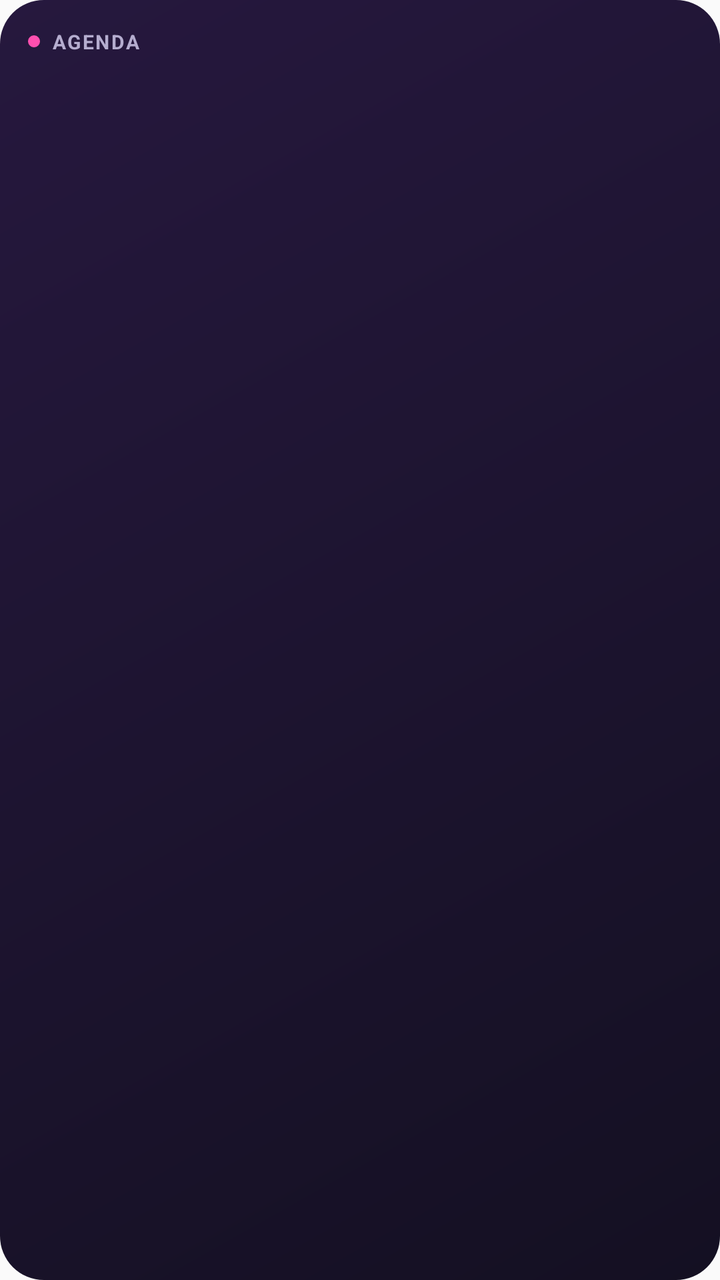
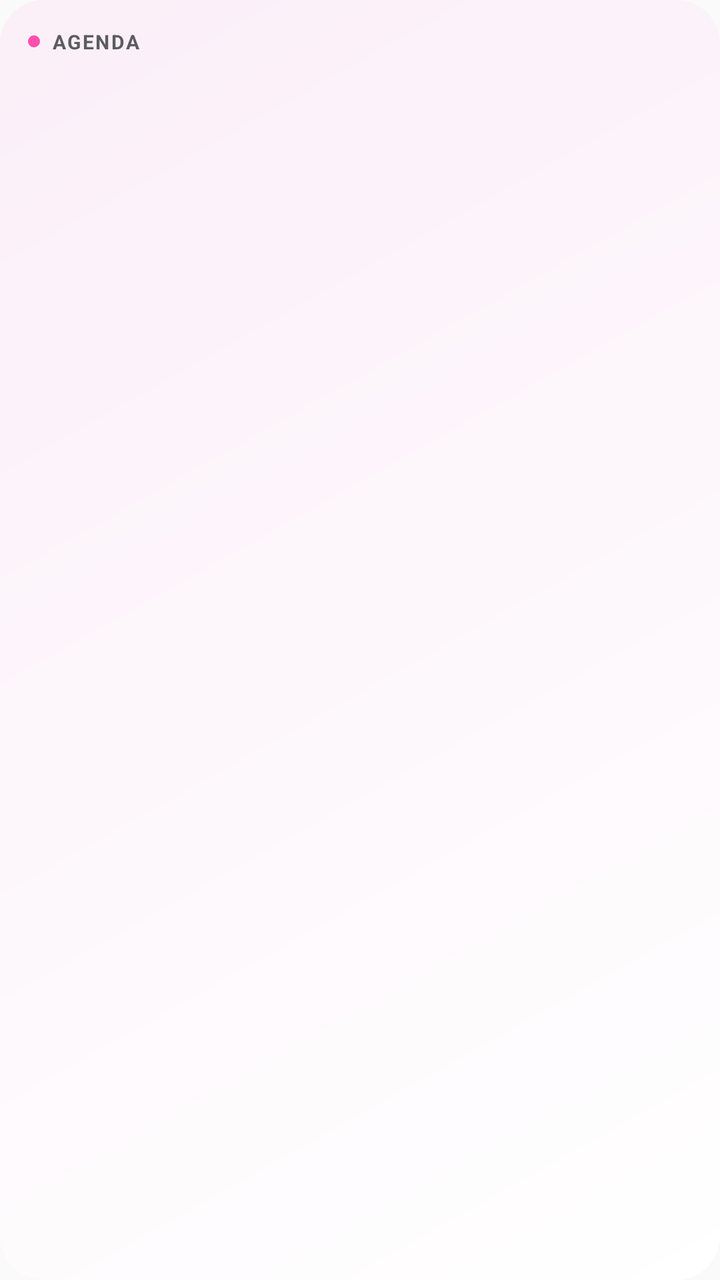

Compare the two renders of this Android layout. The source of the first and the diff that turns it into the second are given below.
<!-- AndroidManifest.xml: application theme AppTheme -->
<!-- res/layout/widget_agenda.xml -->
<?xml version="1.0" encoding="utf-8"?>
<LinearLayout xmlns:android="http://schemas.android.com/apk/res/android"
    android:id="@+id/widget_root"
    android:layout_width="match_parent"
    android:layout_height="match_parent"
    android:background="@drawable/widget_background"
    android:orientation="vertical"
    android:padding="14dp">
        <LinearLayout
            android:layout_width="match_parent"
            android:layout_height="wrap_content"
            android:gravity="center_vertical"
            android:orientation="horizontal">
            <ImageView
                android:layout_width="6dp"
                android:layout_height="6dp"
                android:layout_marginEnd="6dp"
                android:src="@drawable/widget_dot"
                android:importantForAccessibility="no" />
            <TextView
                android:id="@+id/widget_eyebrow"
                android:layout_width="wrap_content"
                android:layout_height="wrap_content"
                android:letterSpacing="0.08"
                android:text="AGENDA"
                android:textColor="#FFB5ADCF"
                android:textSize="10sp"
                android:textStyle="bold" />
        </LinearLayout>
    <TextView
        android:id="@+id/widget_empty"
        android:layout_width="match_parent"
        android:layout_height="0dp"
        android:layout_weight="1"
        android:gravity="center_vertical"
        android:text="Nada marcado por enquanto.\nConfirme presença num evento ou crie um encontro."
        android:textColor="#FFB5ADCF"
        android:textSize="13sp"
        android:visibility="gone" />
    <LinearLayout
        android:id="@+id/widget_row1"
        android:layout_width="match_parent"
        android:layout_height="wrap_content"
        android:layout_marginTop="8dp"
        android:gravity="center_vertical"
        android:orientation="horizontal"
        android:visibility="gone">
        <FrameLayout
            android:id="@+id/widget_row1_bar"
            android:layout_width="4dp"
            android:layout_height="30dp"
            android:layout_marginEnd="10dp"
            android:background="@drawable/widget_bar_meetup" />
        <LinearLayout
            android:layout_width="0dp"
            android:layout_height="wrap_content"
            android:layout_weight="1"
            android:orientation="vertical">
            <TextView
                android:id="@+id/widget_row1_title"
                android:layout_width="match_parent"
                android:layout_height="wrap_content"
                android:maxLines="1"
                android:ellipsize="end"
                android:textColor="#FFF7F3FF"
                android:textSize="14sp"
                android:textStyle="bold" />
            <TextView
                android:id="@+id/widget_row1_sub"
                android:layout_width="match_parent"
                android:layout_height="wrap_content"
                android:maxLines="1"
                android:ellipsize="end"
                android:textColor="#FFB5ADCF"
                android:textSize="12sp" />
        </LinearLayout>
    </LinearLayout>
    <LinearLayout
        android:id="@+id/widget_row2"
        android:layout_width="match_parent"
        android:layout_height="wrap_content"
        android:layout_marginTop="8dp"
        android:gravity="center_vertical"
        android:orientation="horizontal"
        android:visibility="gone">
        <FrameLayout
            android:id="@+id/widget_row2_bar"
            android:layout_width="4dp"
            android:layout_height="30dp"
            android:layout_marginEnd="10dp"
            android:background="@drawable/widget_bar_meetup" />
        <LinearLayout
            android:layout_width="0dp"
            android:layout_height="wrap_content"
            android:layout_weight="1"
            android:orientation="vertical">
            <TextView
                android:id="@+id/widget_row2_title"
                android:layout_width="match_parent"
                android:layout_height="wrap_content"
                android:maxLines="1"
                android:ellipsize="end"
                android:textColor="#FFF7F3FF"
                android:textSize="14sp"
                android:textStyle="bold" />
            <TextView
                android:id="@+id/widget_row2_sub"
                android:layout_width="match_parent"
                android:layout_height="wrap_content"
                android:maxLines="1"
                android:ellipsize="end"
                android:textColor="#FFB5ADCF"
                android:textSize="12sp" />
        </LinearLayout>
    </LinearLayout>
    <LinearLayout
        android:id="@+id/widget_row3"
        android:layout_width="match_parent"
        android:layout_height="wrap_content"
        android:layout_marginTop="8dp"
        android:gravity="center_vertical"
        android:orientation="horizontal"
        android:visibility="gone">
        <FrameLayout
            android:id="@+id/widget_row3_bar"
            android:layout_width="4dp"
            android:layout_height="30dp"
            android:layout_marginEnd="10dp"
            android:background="@drawable/widget_bar_meetup" />
        <LinearLayout
            android:layout_width="0dp"
            android:layout_height="wrap_content"
            android:layout_weight="1"
            android:orientation="vertical">
            <TextView
                android:id="@+id/widget_row3_title"
                android:layout_width="match_parent"
                android:layout_height="wrap_content"
                android:maxLines="1"
                android:ellipsize="end"
                android:textColor="#FFF7F3FF"
                android:textSize="14sp"
                android:textStyle="bold" />
            <TextView
                android:id="@+id/widget_row3_sub"
                android:layout_width="match_parent"
                android:layout_height="wrap_content"
                android:maxLines="1"
                android:ellipsize="end"
                android:textColor="#FFB5ADCF"
                android:textSize="12sp" />
        </LinearLayout>
    </LinearLayout>
    <LinearLayout
        android:id="@+id/widget_row4"
        android:layout_width="match_parent"
        android:layout_height="wrap_content"
        android:layout_marginTop="8dp"
        android:gravity="center_vertical"
        android:orientation="horizontal"
        android:visibility="gone">
        <FrameLayout
            android:id="@+id/widget_row4_bar"
            android:layout_width="4dp"
            android:layout_height="30dp"
            android:layout_marginEnd="10dp"
            android:background="@drawable/widget_bar_meetup" />
        <LinearLayout
            android:layout_width="0dp"
            android:layout_height="wrap_content"
            android:layout_weight="1"
            android:orientation="vertical">
            <TextView
                android:id="@+id/widget_row4_title"
                android:layout_width="match_parent"
                android:layout_height="wrap_content"
                android:maxLines="1"
                android:ellipsize="end"
                android:textColor="#FFF7F3FF"
                android:textSize="14sp"
                android:textStyle="bold" />
            <TextView
                android:id="@+id/widget_row4_sub"
                android:layout_width="match_parent"
                android:layout_height="wrap_content"
                android:maxLines="1"
                android:ellipsize="end"
                android:textColor="#FFB5ADCF"
                android:textSize="12sp" />
        </LinearLayout>
    </LinearLayout>
    <LinearLayout
        android:id="@+id/widget_row5"
        android:layout_width="match_parent"
        android:layout_height="wrap_content"
        android:layout_marginTop="8dp"
        android:gravity="center_vertical"
        android:orientation="horizontal"
        android:visibility="gone">
        <FrameLayout
            android:id="@+id/widget_row5_bar"
            android:layout_width="4dp"
            android:layout_height="30dp"
            android:layout_marginEnd="10dp"
            android:background="@drawable/widget_bar_meetup" />
        <LinearLayout
            android:layout_width="0dp"
            android:layout_height="wrap_content"
            android:layout_weight="1"
            android:orientation="vertical">
            <TextView
                android:id="@+id/widget_row5_title"
                android:layout_width="match_parent"
                android:layout_height="wrap_content"
                android:maxLines="1"
                android:ellipsize="end"
                android:textColor="#FFF7F3FF"
                android:textSize="14sp"
                android:textStyle="bold" />
            <TextView
                android:id="@+id/widget_row5_sub"
                android:layout_width="match_parent"
                android:layout_height="wrap_content"
                android:maxLines="1"
                android:ellipsize="end"
                android:textColor="#FFB5ADCF"
                android:textSize="12sp" />
        </LinearLayout>
    </LinearLayout>
</LinearLayout>
<!-- resources referenced by this layout -->
<resources>
  <!-- drawable widget_background (drawable) -->
  <?xml version="1.0" encoding="utf-8"?>
  <shape xmlns:android="http://schemas.android.com/apk/res/android" android:shape="rectangle">
      <gradient android:angle="315" android:startColor="#FF26183E" android:endColor="#FF141022" />
      <corners android:radius="22dp" />
  </shape>
  <!-- drawable widget_bar_meetup (drawable) -->
  <?xml version="1.0" encoding="utf-8"?>
  <shape xmlns:android="http://schemas.android.com/apk/res/android" android:shape="rectangle">
      <solid android:color="#FFFF4FB0" />
      <corners android:radius="2dp" />
  </shape>
  <!-- drawable widget_dot (drawable) -->
  <?xml version="1.0" encoding="utf-8"?>
  <shape xmlns:android="http://schemas.android.com/apk/res/android" android:shape="oval">
      <solid android:color="#FFFF4FB0" />
      <size android:width="6dp" android:height="6dp" />
  </shape>
  <style name="AppTheme" parent="Theme.AppCompat.Light.DarkActionBar">
          
          <item name="colorPrimary">@color/colorPrimary</item>
          <item name="colorPrimaryDark">@color/colorPrimaryDark</item>
          <item name="colorAccent">@color/colorAccent</item>
      </style>
</resources>

<!-- the commit's change to res/layout/widget_agenda.xml (unified diff, before → after) -->
@@ -23,7 +23,7 @@
                 android:layout_height="wrap_content"
                 android:letterSpacing="0.08"
                 android:text="AGENDA"
-                android:textColor="#FFB5ADCF"
+                android:textColor="@color/widget_muted"
                 android:textSize="10sp"
                 android:textStyle="bold" />
         </LinearLayout>
@@ -34,7 +34,7 @@
         android:layout_weight="1"
         android:gravity="center_vertical"
         android:text="Nada marcado por enquanto.\nConfirme presença num evento ou crie um encontro."
-        android:textColor="#FFB5ADCF"
+        android:textColor="@color/widget_muted"
         android:textSize="13sp"
         android:visibility="gone" />
     <LinearLayout
@@ -62,7 +62,7 @@
                 android:layout_height="wrap_content"
                 android:maxLines="1"
                 android:ellipsize="end"
-                android:textColor="#FFF7F3FF"
+                android:textColor="@color/widget_ink"
                 android:textSize="14sp"
                 android:textStyle="bold" />
             <TextView
@@ -71,7 +71,7 @@
                 android:layout_height="wrap_content"
                 android:maxLines="1"
                 android:ellipsize="end"
-                android:textColor="#FFB5ADCF"
+                android:textColor="@color/widget_muted"
                 android:textSize="12sp" />
         </LinearLayout>
     </LinearLayout>
@@ -100,7 +100,7 @@
                 android:layout_height="wrap_content"
                 android:maxLines="1"
                 android:ellipsize="end"
-                android:textColor="#FFF7F3FF"
+                android:textColor="@color/widget_ink"
                 android:textSize="14sp"
                 android:textStyle="bold" />
             <TextView
@@ -109,7 +109,7 @@
                 android:layout_height="wrap_content"
                 android:maxLines="1"
                 android:ellipsize="end"
-                android:textColor="#FFB5ADCF"
+                android:textColor="@color/widget_muted"
                 android:textSize="12sp" />
         </LinearLayout>
     </LinearLayout>
@@ -138,7 +138,7 @@
                 android:layout_height="wrap_content"
                 android:maxLines="1"
                 android:ellipsize="end"
-                android:textColor="#FFF7F3FF"
+                android:textColor="@color/widget_ink"
                 android:textSize="14sp"
                 android:textStyle="bold" />
             <TextView
@@ -147,7 +147,7 @@
                 android:layout_height="wrap_content"
                 android:maxLines="1"
                 android:ellipsize="end"
-                android:textColor="#FFB5ADCF"
+                android:textColor="@color/widget_muted"
                 android:textSize="12sp" />
         </LinearLayout>
     </LinearLayout>
@@ -176,7 +176,7 @@
                 android:layout_height="wrap_content"
                 android:maxLines="1"
                 android:ellipsize="end"
-                android:textColor="#FFF7F3FF"
+                android:textColor="@color/widget_ink"
                 android:textSize="14sp"
                 android:textStyle="bold" />
             <TextView
@@ -185,7 +185,7 @@
                 android:layout_height="wrap_content"
                 android:maxLines="1"
                 android:ellipsize="end"
-                android:textColor="#FFB5ADCF"
+                android:textColor="@color/widget_muted"
                 android:textSize="12sp" />
         </LinearLayout>
     </LinearLayout>
@@ -214,7 +214,7 @@
                 android:layout_height="wrap_content"
                 android:maxLines="1"
                 android:ellipsize="end"
-                android:textColor="#FFF7F3FF"
+                android:textColor="@color/widget_ink"
                 android:textSize="14sp"
                 android:textStyle="bold" />
             <TextView
@@ -223,7 +223,7 @@
                 android:layout_height="wrap_content"
                 android:maxLines="1"
                 android:ellipsize="end"
-                android:textColor="#FFB5ADCF"
+                android:textColor="@color/widget_muted"
                 android:textSize="12sp" />
         </LinearLayout>
     </LinearLayout>
<!-- resource entries referenced after the edit -->
@@ -1,9 +1,11 @@
 <!-- resources referenced by this layout -->
 <resources>
+  <color name="widget_ink">#FF1C1C1E</color>
+  <color name="widget_muted">#FF5C5C60</color>
   <!-- drawable widget_background (drawable) -->
   <?xml version="1.0" encoding="utf-8"?>
   <shape xmlns:android="http://schemas.android.com/apk/res/android" android:shape="rectangle">
-      <gradient android:angle="315" android:startColor="#FF26183E" android:endColor="#FF141022" />
+      <gradient android:angle="315" android:startColor="@color/widget_bg_start" android:endColor="@color/widget_bg_end" />
       <corners android:radius="22dp" />
   </shape>
   <!-- drawable widget_bar_meetup (drawable) -->
@@ -24,5 +26,7 @@
           <item name="colorPrimaryDark">@color/colorPrimaryDark</item>
           <item name="colorAccent">@color/colorAccent</item>
       </style>
+  <color name="widget_bg_start">#FFFBEFF8</color>
+  <color name="widget_bg_end">#FFFFFFFF</color>
 </resources>
 
